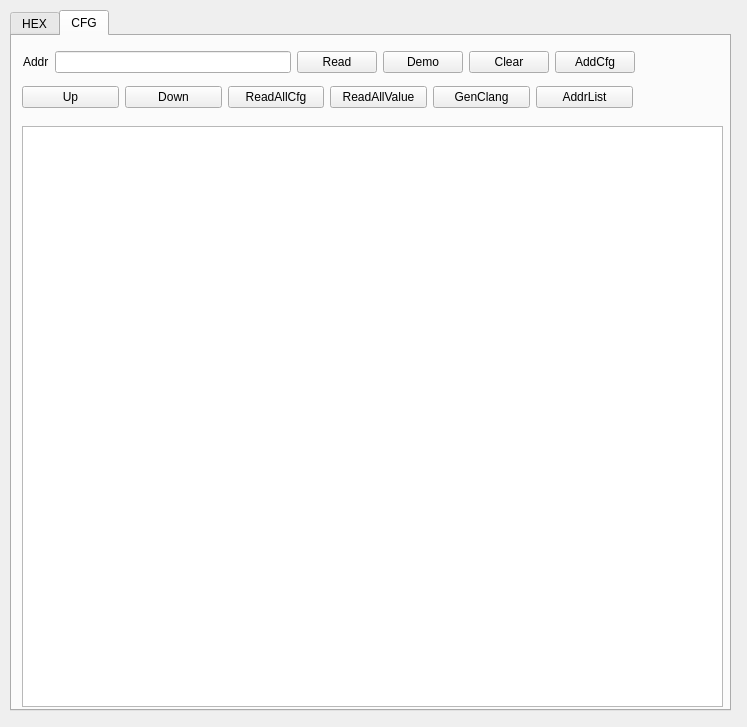
First picture: the form in ui_register.ui, repository guaguagua/register_cfg, before the edit.
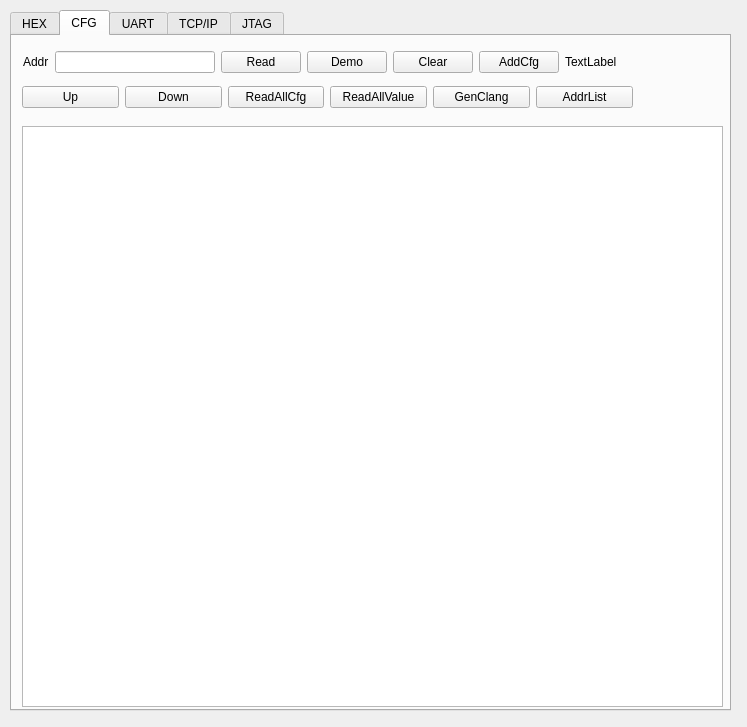
Second picture: the form after the edit. The open tabs and pages were chosen to show the change.

```diff
--- a/ui_register.ui
+++ b/ui_register.ui
@@ -1064,11 +1064,11 @@
        <rect>
         <x>11</x>
         <y>11</y>
-        <width>612</width>
+        <width>701</width>
         <height>30</height>
        </rect>
       </property>
-      <layout class="QHBoxLayout" name="horizontalLayout_2">
+      <layout class="QHBoxLayout" name="horizontalLayout_2" stretch="0,2,0,0,0,0,2">
        <item>
         <widget class="QLabel" name="label_3">
          <property name="text">
@@ -1119,6 +1119,13 @@
          </property>
         </widget>
        </item>
+       <item>
+        <widget class="QLabel" name="cfg_add_label">
+         <property name="text">
+          <string>TextLabel</string>
+         </property>
+        </widget>
+       </item>
       </layout>
      </widget>
      <widget class="QWidget" name="layoutWidget">
@@ -1194,6 +1201,21 @@
       </layout>
      </widget>
     </widget>
+    <widget class="QWidget" name="uart_tab">
+     <attribute name="title">
+      <string>UART</string>
+     </attribute>
+    </widget>
+    <widget class="QWidget" name="ip_tab">
+     <attribute name="title">
+      <string>TCP/IP</string>
+     </attribute>
+    </widget>
+    <widget class="QWidget" name="jtag_tab">
+     <attribute name="title">
+      <string>JTAG</string>
+     </attribute>
+    </widget>
    </widget>
    <widget class="Line" name="line_3">
     <property name="geometry">
```
Left out of the diff: 8 changed lines with no effect on the pictures.
